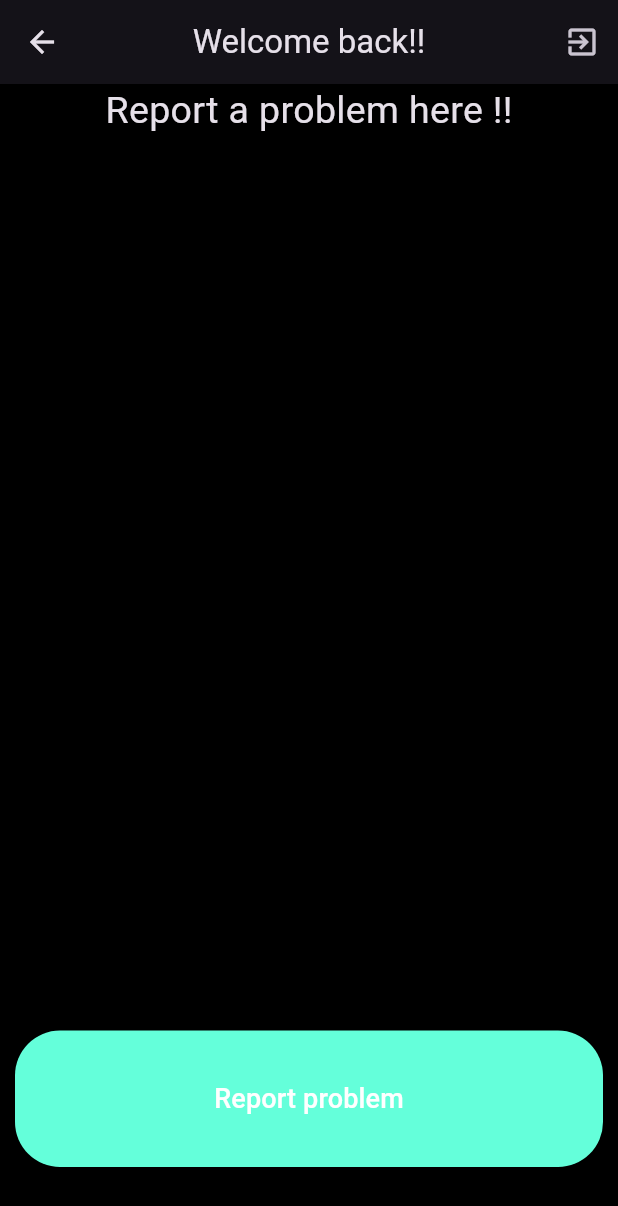
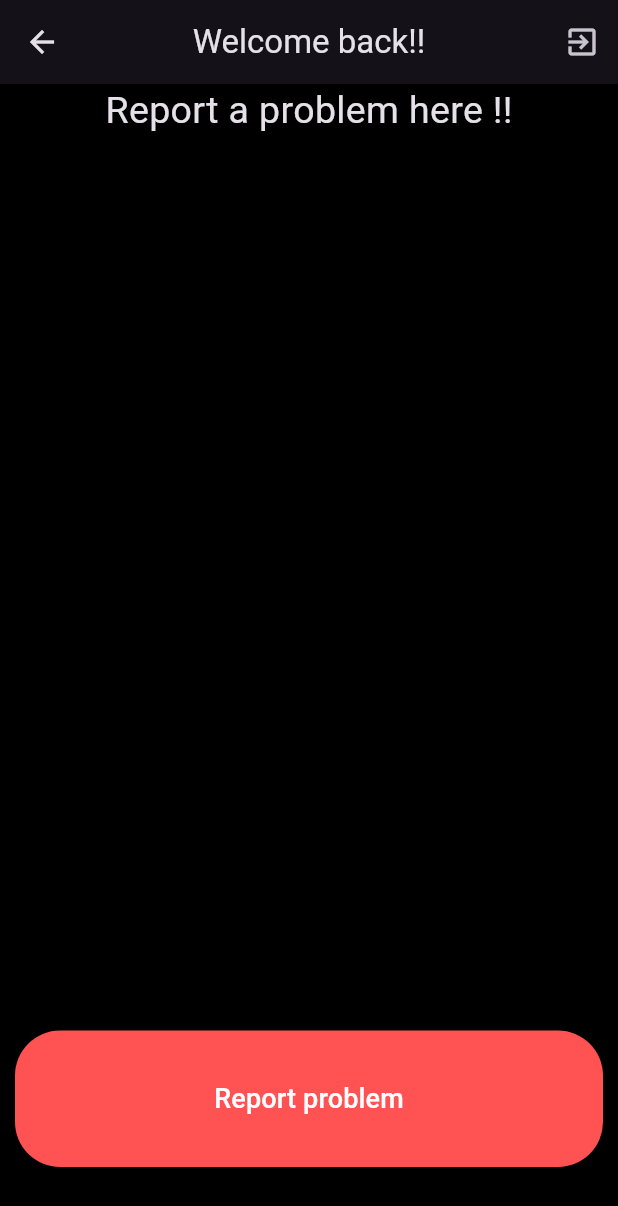
Before and after one commit to Querbog/login2, a Flutter app: the HomeScreen screen opened directly, on a phone screen of 412 x 824 dp. Shown: the top 1206 px of the screen. Run offline on Flutter 3.47's test engine with Material 3 defaults, Android fonts, the phone set to English and light mode, and no system bars; our stand-ins replace firebase_auth, firebase_core, firebase_storage, geocoding, geolocator, get and 1 more; missing offline and left inert: firebase_app_check; accounts and stored records are empty.

Commit message:
committing homepage

```diff
--- a/lib/screens/home_screen.dart
+++ b/lib/screens/home_screen.dart
@@ -65,7 +65,7 @@ class _HomeScreenState extends State<HomeScreen> {
                   const EdgeInsets.symmetric(horizontal: 10.0, vertical: 30.0),
               child: Button(
                 title: 'Report problem',
-                colour: Colors.tealAccent,
+                colour: Colors.redAccent,
                 onPressed: () async {
                   var newPotHole = await Get.to(() => ImageScreen());
                   if (newPotHole != null) {
--- a/lib/screens/image_screen.dart
+++ b/lib/screens/image_screen.dart
@@ -101,7 +101,7 @@ class _ImageScreenState extends State<ImageScreen> {
                     'https://thumbs.dreamstime.com/b/businessman-jumping-over-pothole-business-concept-illustration-91263396.jpg'),
             Button(
                 title: 'Capture Pot-Hole',
-                colour: Colors.grey,
+                colour: Colors.redAccent,
                 onPressed: getImage),
             Text('Street: ${streetName ?? "Loading..."}'),
             Text('City: ${cityName ?? "Loading..."}'),
@@ -110,7 +110,7 @@ class _ImageScreenState extends State<ImageScreen> {
                 ? CircularProgressIndicator()
                 : Button(
                     title: 'Report Pot-Hole',
-                    colour: Colors.grey,
+                    colour: Colors.redAccent,
                     onPressed: () async {
                       // Check if imageDownloadURL is available
                       if (imageDownloadURL != null) {
```
